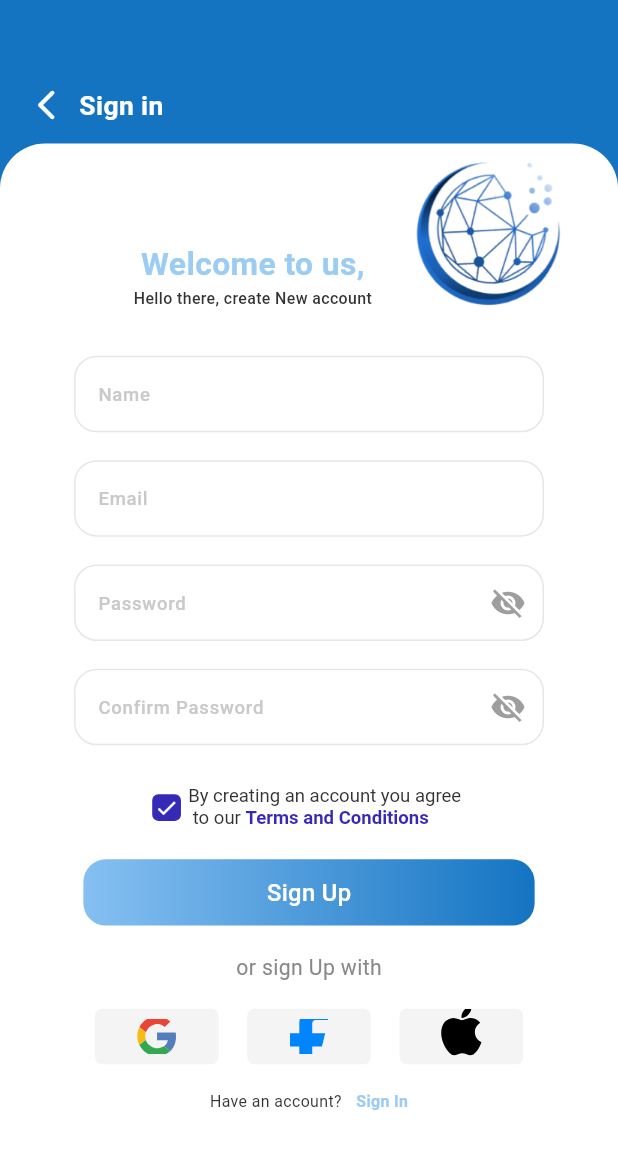
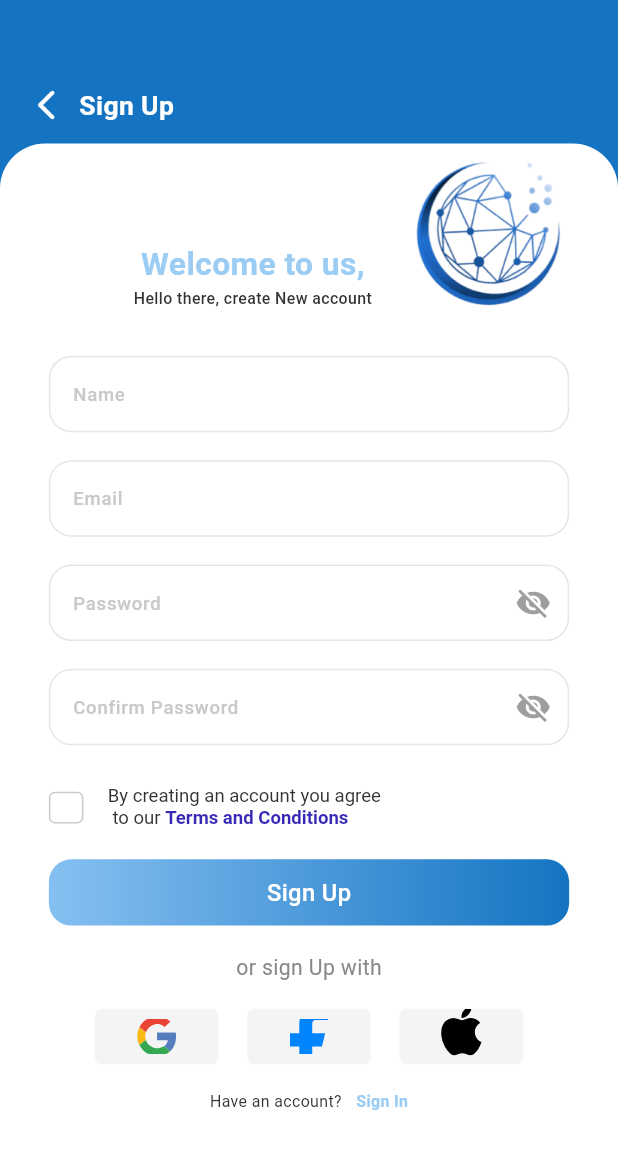
Before and after one commit to TaheBenSaid/ShipNexusApp, a Flutter app: the screen it shows after launch, on a phone screen of 412 x 824 dp. Shown: the top 1149 px of the screen. Run offline on Flutter 3.47's test engine with Material 3 defaults, Android fonts, the phone set to English and light mode, and no system bars; our stand-ins replace dartz, equatable, flutter_screenutil, flutter_svg, internet_connection_checker, shared_preferences; Roboto replaces fonts that are missing (Montserrat, Poppins); project files that could hold a hidden picture were left out.

Commit message:
finsih sign up screen ui

```diff
--- a/lib/features/auth/presentation/pages/signup_screen.dart
+++ b/lib/features/auth/presentation/pages/signup_screen.dart
@@ -4,14 +4,13 @@ import 'package:flutter/material.dart';
 import 'package:flutter_screenutil/flutter_screenutil.dart';
 import 'package:flutter_svg/flutter_svg.dart';
 import 'package:shipnexusapp/core/ui/colors/colors.dart';
+import 'package:shipnexusapp/features/auth/presentation/pages/signin_screen.dart';
 
 import '../../../../core/ui/custom_text_field.dart';
 import '../../../../core/validations/input_validations.dart';
 
 class SignUpScreen extends StatefulWidget {
-  final bool isChecked;
-
-  const SignUpScreen({Key? key, required this.isChecked}) : super(key: key);
+  const SignUpScreen({Key? key}) : super(key: key);
 
   @override
   State<SignUpScreen> createState() => _SignUpScreenState();
@@ -20,11 +19,10 @@ class SignUpScreen extends StatefulWidget {
 class _SignUpScreenState extends State<SignUpScreen> {
   final _formKey = GlobalKey<FormState>();
   final TextEditingController _nameController = TextEditingController();
-
   final TextEditingController _emailController = TextEditingController();
   final TextEditingController _passwordController = TextEditingController();
-  final TextEditingController _confirmPasswordController =
-      TextEditingController();
+  final TextEditingController _confirmPasswordController = TextEditingController();
+  bool _isChecked = false;
 
   @override
   Widget build(BuildContext context) {
@@ -37,7 +35,6 @@ class _SignUpScreenState extends State<SignUpScreen> {
           children: [
             Container(
               width: double.infinity,
-              height: double.infinity,
               decoration: const BoxDecoration(
                 color: AppConstants.primaryColor,
               ),
@@ -64,7 +61,7 @@ class _SignUpScreenState extends State<SignUpScreen> {
                         width: 10.w,
                       ),
                       Text(
-                        'Sign in',
+                        'Sign Up',
                         style: TextStyle(
                           color: Colors.white,
                           fontSize: 20.sp,
@@ -92,12 +89,15 @@ class _SignUpScreenState extends State<SignUpScreen> {
                     ),
                   ),
                   child: SingleChildScrollView(
+                    child: Padding(
+                      padding: EdgeInsets.symmetric(horizontal: 34.w),
                       child: Column(
-                      crossAxisAlignment: CrossAxisAlignment.center,
+                        crossAxisAlignment: CrossAxisAlignment.start,
                         children: [
                           SizedBox(
                             height: 40.h,
                           ),
+                          // Welcome Text...
                           Transform.translate(
                             offset: const Offset(20, 0),
                             child: Row(
@@ -137,18 +137,19 @@ class _SignUpScreenState extends State<SignUpScreen> {
                               ],
                             ),
                           ),
+                          // Form...
                           Form(
                             key: _formKey,
                             child: Column(
                               children: [
-                              // Email Text Field...
+                                // Name Text Field...
                                 Container(
                                   margin: EdgeInsets.only(bottom: 21.0.h),
                                   child: CustomTextField(
                                     controller: _nameController,
                                     isPassword: false,
                                     placeholder: "Name",
-                                  width: 327.w,
+                                    width: double.infinity,
                                     textStyle: TextStyle(
                                       color: Colors.black,
                                       fontSize: 14.sp,
@@ -156,11 +157,9 @@ class _SignUpScreenState extends State<SignUpScreen> {
                                       fontWeight: FontWeight.w500,
                                     ),
                                     isNumeric: false,
-                                  validator: (value) =>
-                                      validateName(value!, context),
+                                    validator: (value) => validateName(value!, context),
                                   ),
                                 ),
-
                                 // Email Text Field...
                                 Container(
                                   margin: EdgeInsets.only(bottom: 21.0.h),
@@ -168,7 +167,7 @@ class _SignUpScreenState extends State<SignUpScreen> {
                                     controller: _emailController,
                                     isPassword: false,
                                     placeholder: "Email",
-                                  width: 327.w,
+                                    width: double.infinity,
                                     textStyle: TextStyle(
                                       color: Colors.black,
                                       fontSize: 14.sp,
@@ -176,11 +175,9 @@ class _SignUpScreenState extends State<SignUpScreen> {
                                       fontWeight: FontWeight.w500,
                                     ),
                                     isNumeric: false,
-                                  validator: (value) =>
-                                      validateEmail(value!, context),
+                                    validator: (value) => validateEmail(value!, context),
                                   ),
                                 ),
-
                                 // Password Text Field...
                                 Container(
                                   margin: EdgeInsets.only(bottom: 21.0.h),
@@ -189,7 +186,7 @@ class _SignUpScreenState extends State<SignUpScreen> {
                                     controller: _passwordController,
                                     isPassword: true,
                                     placeholder: "Password",
-                                  width: 327.w,
+                                    width: double.infinity,
                                     textStyle: TextStyle(
                                       color: Colors.black,
                                       fontSize: 14.sp,
@@ -197,11 +194,9 @@ class _SignUpScreenState extends State<SignUpScreen> {
                                       fontWeight: FontWeight.w500,
                                     ),
                                     isNumeric: false,
-                                  validator: (value) =>
-                                      validatePasswordForLogin(value!, context),
+                                    validator: (value) => validatePasswordForLogin(value!, context),
                                   ),
                                 ),
-
                                 // Confirm Password Text Field...
                                 Container(
                                   margin: EdgeInsets.only(bottom: 10.0.h),
@@ -210,7 +205,7 @@ class _SignUpScreenState extends State<SignUpScreen> {
                                     controller: _confirmPasswordController,
                                     isPassword: true,
                                     placeholder: "Confirm Password",
-                                  width: 327.w,
+                                    width: double.infinity,
                                     textStyle: TextStyle(
                                       color: Colors.black,
                                       fontSize: 14.sp,
@@ -218,51 +213,47 @@ class _SignUpScreenState extends State<SignUpScreen> {
                                       fontWeight: FontWeight.w500,
                                     ),
                                     isNumeric: false,
-                                  validator: (value) =>
-                                      validatePasswordForLogin(value!, context),
+                                    validator: (value) => validatePasswordForLogin(value!, context),
                                   ),
                                 ),
                               ],
                             ),
                           ),
-
                           SizedBox(
                             height: 20.h,
                           ),
-
-                        // check box and text...
                           // Checkbox and text...
                           Row(
-                          mainAxisAlignment: MainAxisAlignment.center,
-                          crossAxisAlignment: CrossAxisAlignment.center,
                             children: [
                               GestureDetector(
                                 onTap: () {
                                   setState(() {
-                                  // Toggle the checkbox state
-                                  // widget.isChecked = !widget.isChecked;
+                                    _isChecked = !_isChecked;
                                   });
                                 },
                                 child: Container(
                                   margin: EdgeInsets.only(right: 5.w),
-                                width: 20.w,
-                                height: 20.h,
+                                  width: 24.w,
+                                  height: 24.h,
                                   decoration: BoxDecoration(
-                                  color: widget.isChecked ? const Color(0xFF3629B6) : Colors.white,
+                                    color: Colors.white,
                                     border: Border.all(
-                                    color: const Color(0xFF3629B6),
+                                      color: _isChecked ? const Color(0xFF3629B6) : const Color(0xFFCACACA),
                                       width: 1,
                                     ),
                                     borderRadius: BorderRadius.circular(4),
                                   ),
-                                child: widget.isChecked
+                                  child: _isChecked
                                       ? const Icon(
                                     Icons.check,
-                                  color: Colors.white,
+                                    color: Color(0xFF3629B6),
                                     size: 16,
                                   )
                                       : null,
                                 ),
+                              ),
+                              SizedBox(
+                                width: 12.w,
                               ),
                               RichText(
                                 text: TextSpan(
@@ -272,7 +263,6 @@ class _SignUpScreenState extends State<SignUpScreen> {
                                     fontSize: 14.sp,
                                     fontFamily: 'Poppins',
                                     fontWeight: FontWeight.w400,
-
                                   ),
                                   children: [
                                     TextSpan(
@@ -283,7 +273,6 @@ class _SignUpScreenState extends State<SignUpScreen> {
                                         fontFamily: 'Poppins',
                                         fontWeight: FontWeight.w600,
                                         height: 0.08,
-
                                       ),
                                       recognizer: TapGestureRecognizer()
                                         ..onTap = () {
@@ -295,15 +284,20 @@ class _SignUpScreenState extends State<SignUpScreen> {
                               ),
                             ],
                           ),
-
-
                           SizedBox(
                             height: 22.h,
                           ),
                           // Sign Up Button...
-                        Container(
+                          InkWell(
+                            onTap: () {
+                              if (_formKey.currentState!.validate()) {
+                                // Call the sign up API
+
+                              }
+                            },
+                            child: Container(
                               alignment: Alignment.center,
-                          width: 314.w,
+                              width: double.infinity,
                               height: 50.h,
                               decoration: ShapeDecoration(
                                 gradient: const LinearGradient(
@@ -325,16 +319,19 @@ class _SignUpScreenState extends State<SignUpScreen> {
                                 ),
                               ),
                             ),
+                          ),
                           SizedBox(
                             height: 20.h,
                           ),
-                        Text(
+                          Center(
+                            child: Text(
                               'or sign Up with',
                               style: TextStyle(
                                 color: const Color(0xFF888888),
                                 fontSize: 16.sp,
                                 fontFamily: 'Poppins',
                                 fontWeight: FontWeight.w400,
+                              ),
                             ),
                           ),
                           SizedBox(
@@ -353,9 +350,7 @@ class _SignUpScreenState extends State<SignUpScreen> {
                                   shape: RoundedRectangleBorder(
                                       borderRadius: BorderRadius.circular(5)),
                                 ),
-                              child:
-                                  // svg image...
-                                  SvgPicture.asset(
+                                child: SvgPicture.asset(
                                   'assets/icons/google.svg',
                                   width: 27.w,
                                   height: 27.h,
@@ -375,9 +370,7 @@ class _SignUpScreenState extends State<SignUpScreen> {
                                   shape: RoundedRectangleBorder(
                                       borderRadius: BorderRadius.circular(5)),
                                 ),
-                              child:
-                                  // svg image...
-                                  SvgPicture.asset(
+                                child: SvgPicture.asset(
                                   'assets/icons/facebook.svg',
                                   width: 27.w,
                                   height: 27.h,
@@ -396,9 +389,7 @@ class _SignUpScreenState extends State<SignUpScreen> {
                                   shape: RoundedRectangleBorder(
                                       borderRadius: BorderRadius.circular(5)),
                                 ),
-                              child:
-                                  // svg image...
-                                  SvgPicture.asset(
+                                child: SvgPicture.asset(
                                   'assets/icons/apple.svg',
                                   width: 27.w,
                                   height: 27.h,
@@ -427,12 +418,12 @@ class _SignUpScreenState extends State<SignUpScreen> {
                               ),
                               InkWell(
                                 onTap: () {
-                                // Navigator.push(
-                                //   context,
-                                //   MaterialPageRoute(
-                                //     builder: (context) => SignUpScreen(),
-                                //   ),
-                                // );
+                                  Navigator.push(
+                                    context,
+                                    MaterialPageRoute(
+                                      builder: (context) => SignInScreen(),
+                                    ),
+                                  );
                                 },
                                 child: Text(
                                   'Sign In',
@@ -450,6 +441,7 @@ class _SignUpScreenState extends State<SignUpScreen> {
                       ),
                     ),
                   ),
+                ),
               ],
             ),
           ],
--- a/lib/main.dart
+++ b/lib/main.dart
@@ -2,9 +2,7 @@ import 'package:flutter/material.dart';
 import 'package:flutter_screenutil/flutter_screenutil.dart';
 
 import 'core/app_theme.dart';
-import 'features/auth/presentation/pages/signin_screen.dart';
 import 'features/auth/presentation/pages/signup_screen.dart';
-import 'features/auth/presentation/pages/splash_screen.dart';
 
 void main() => runApp(MyApp());
 
@@ -17,7 +15,7 @@ class MyApp extends StatelessWidget {
       child: MaterialApp(
         debugShowCheckedModeBanner: false,
         theme: appTheme,
-        home: SignUpScreen(isChecked: true,),
+        home: SignUpScreen(),
       ),
     );
   }
```
Also changed, not shown: assets/fonts/Poppins-Black.ttf (added), assets/fonts/Poppins-BlackItalic.ttf (added), assets/fonts/Poppins-Bold.ttf (added), assets/fonts/Poppins-BoldItalic.ttf (added), assets/fonts/Poppins-ExtraBold.ttf (added), assets/fonts/Poppins-ExtraBoldItalic.ttf (added), assets/fonts/Poppins-ExtraLight.ttf (added), assets/fonts/Poppins-ExtraLightItalic.ttf (added), assets/fonts/Poppins-Italic.ttf (added), assets/fonts/Poppins-Light.ttf (added), assets/fonts/Poppins-LightItalic.ttf (added), assets/fonts/Poppins-Medium.ttf (added), assets/fonts/Poppins-MediumItalic.ttf (added), assets/fonts/Poppins-Regular.ttf (added), 4 more files. Lines whose indentation alone changed are shown as unchanged.
